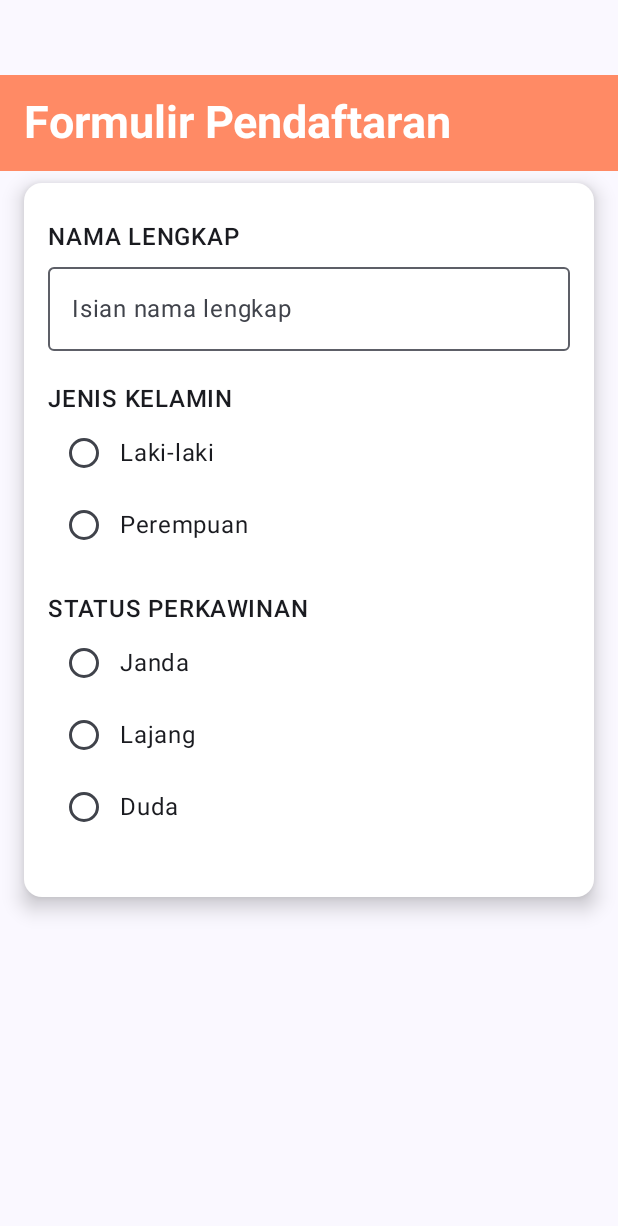
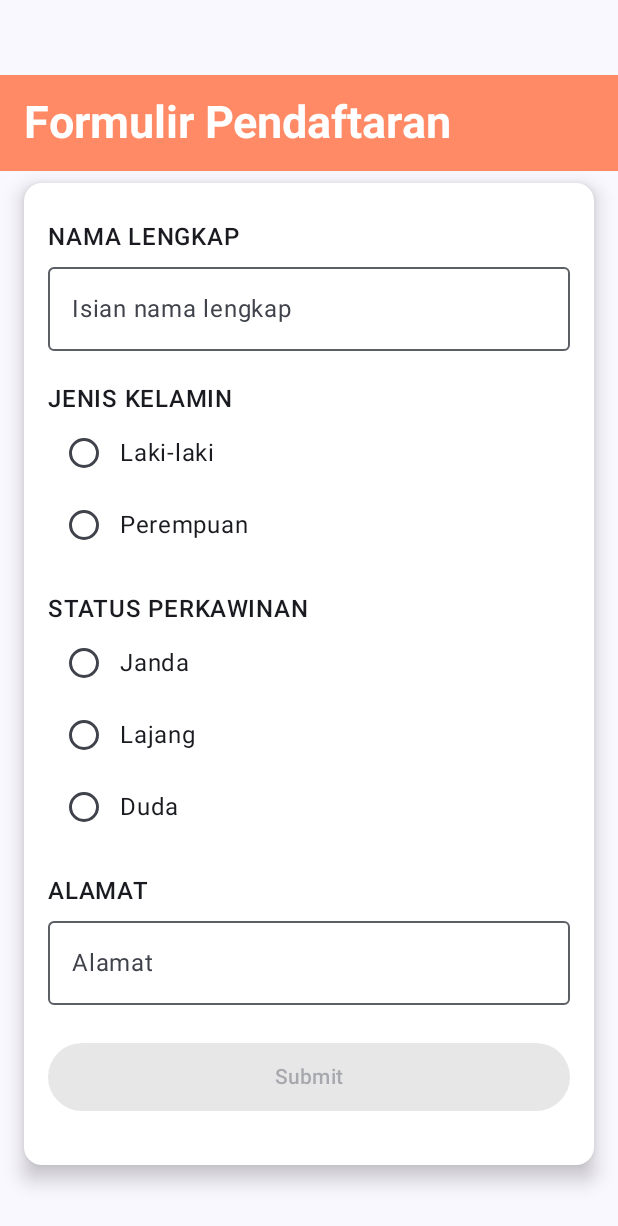
Before and after one commit to salsadillaazkhiyahputri/QuestNavigasTugas_077, an Android app built with Jetpack Compose: the composable FormIsian shown on its own in the app's theme, on a phone screen of 412 x 824 dp. Shown: the top 1226 px of the screen. Run offline under Robolectric (Android 15) with nearby library versions, the phone set to English and light mode, and no system bars.

Commit message:
menambahkan input Alamat dan tombol Submit di FormIsian

```diff
--- a/app/src/main/java/com/example/questnavigastugas/view/Formulir.kt
+++ b/app/src/main/java/com/example/questnavigastugas/view/Formulir.kt
@@ -10,6 +10,8 @@ import androidx.compose.foundation.layout.padding
 import androidx.compose.foundation.rememberScrollState
 import androidx.compose.foundation.selection.selectable
 import androidx.compose.foundation.verticalScroll
+import androidx.compose.material3.Button
+import androidx.compose.material3.ButtonDefaults
 import androidx.compose.material3.Card
 import androidx.compose.material3.CardDefaults
 import androidx.compose.material3.ExperimentalMaterial3Api
@@ -140,6 +142,26 @@ fun FormIsian(
                     }
                 }
                 Spacer(modifier = Modifier.height(20.dp))
+
+                Text(text = "ALAMAT", fontWeight = FontWeight.SemiBold)
+                OutlinedTextField(
+                    value = textAlamat,
+                    singleLine = true,
+                    modifier = Modifier.fillMaxWidth(),
+                    label = { Text(text = "Alamat") },
+                    onValueChange = { textAlamat = it }
+                )
+                Spacer(modifier = Modifier.height(25.dp))
+
+                Button(
+                    modifier = Modifier.fillMaxWidth().height(45.dp),
+                    colors = ButtonDefaults.buttonColors(containerColor = OrangeSubmit),
+                    enabled = textNama.isNotEmpty() && selectedJK.isNotEmpty() && selectedStatusKawin.isNotEmpty() && textAlamat.isNotEmpty(),
+                    onClick = OnSubmitBtnClick
+                ) {
+                    Text("Submit")
+                }
+                Spacer(modifier = Modifier.height(20.dp))
             }
         }
     }
```
